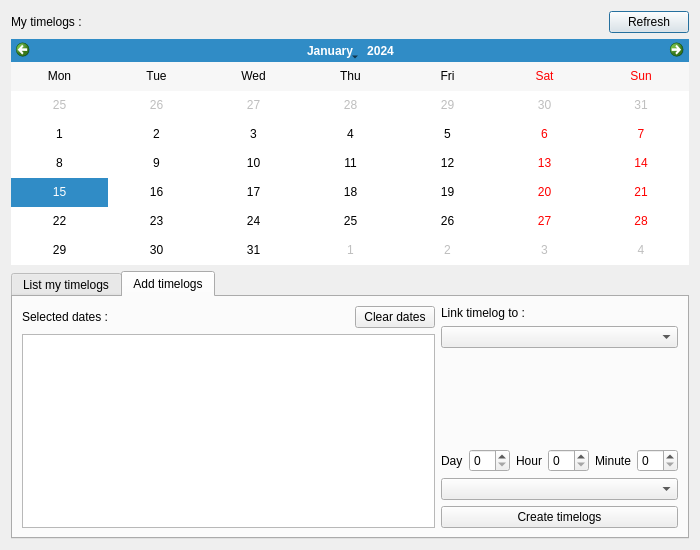
The window that Scripts/user_interfaces/AquariumTimelogs.ui (fatfish-lab/aquarium-studio-prism) describes before a commit, drawn with Qt 5.
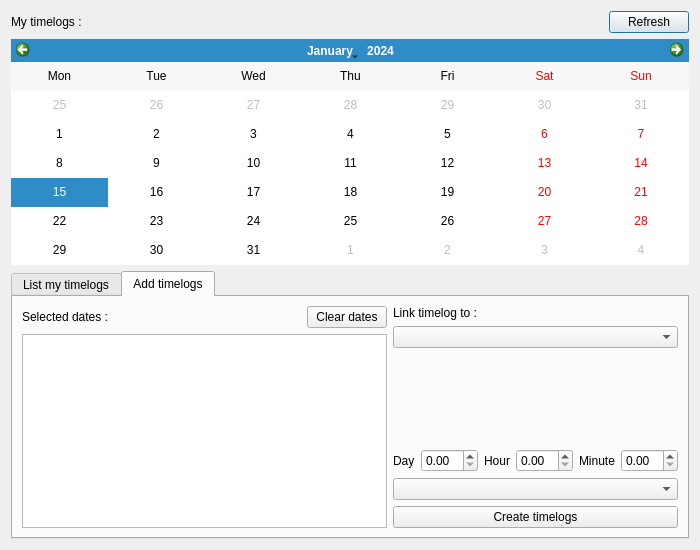
The same window after the commit.

Commit message: Update spinBox to doubleSpinBox for timelogs #13

The edit to the form file:
```diff
--- a/Scripts/user_interfaces/AquariumTimelogs.ui
+++ b/Scripts/user_interfaces/AquariumTimelogs.ui
@@ -176,7 +176,7 @@
                   </widget>
                  </item>
                  <item>
-                  <widget class="QSpinBox" name="sb_day"/>
+                  <widget class="QDoubleSpinBox" name="sb_day"/>
                  </item>
                  <item>
                   <widget class="QLabel" name="l_hour">
@@ -186,7 +186,7 @@
                   </widget>
                  </item>
                  <item>
-                  <widget class="QSpinBox" name="sb_hour"/>
+                  <widget class="QDoubleSpinBox" name="sb_hour"/>
                  </item>
                  <item>
                   <widget class="QLabel" name="l_minute">
@@ -196,7 +196,7 @@
                   </widget>
                  </item>
                  <item>
-                  <widget class="QSpinBox" name="sb_minute"/>
+                  <widget class="QDoubleSpinBox" name="sb_minute"/>
                  </item>
                 </layout>
                </item>
```
The commit also changes 1 other file.
